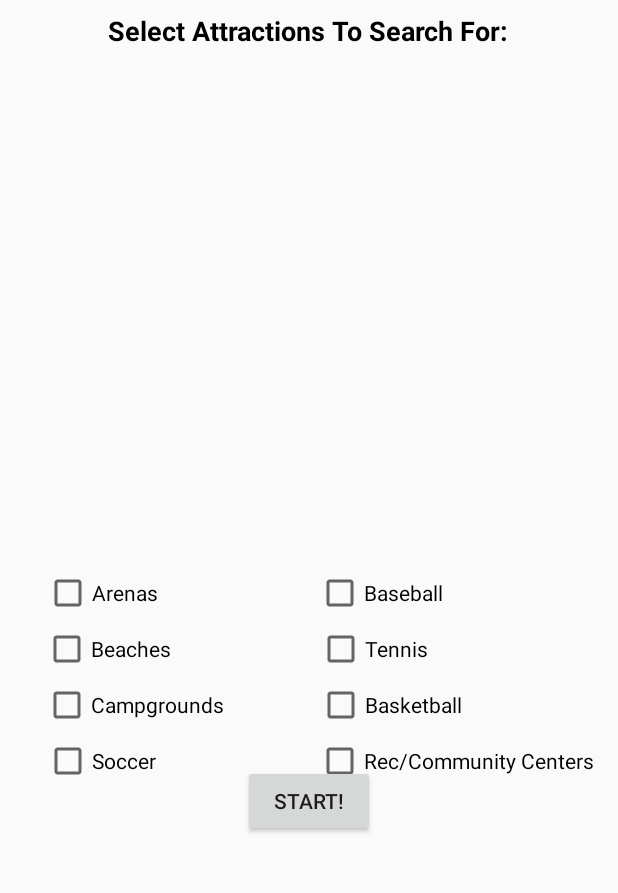
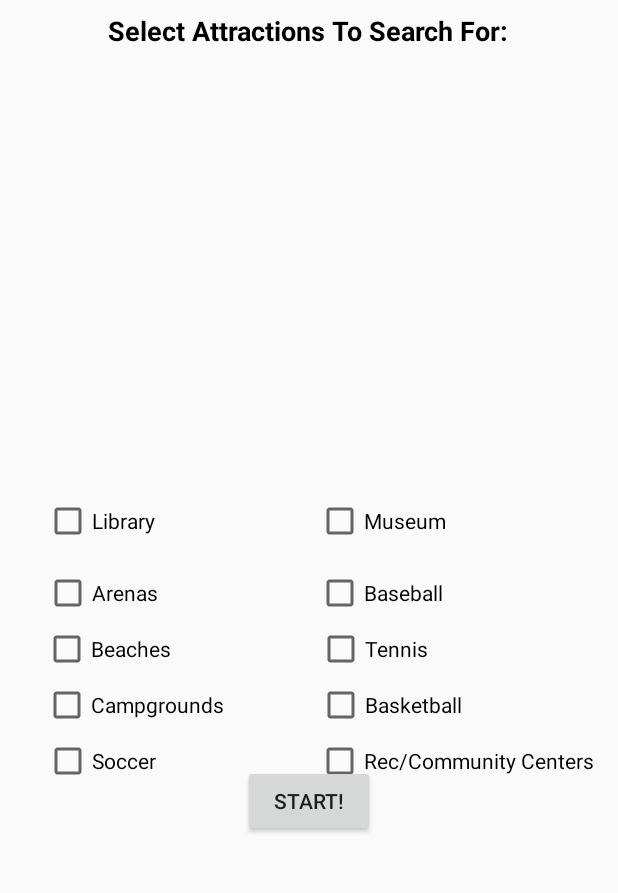
Before and after one commit to JackBiggin/urbanhacks, an Android app: the screen it shows after launch (Landing), on a phone screen of 412 x 824 dp, the part 237-1130 px from its top. Run offline under Robolectric (Android 15) with nearby library versions, the phone set to English and light mode, and no system bars; Roboto replaces fonts that are not available here.

Commit message:
2 new buttons

```diff
--- a/app/src/main/java/me/jackbiggin/urbanhacks/urbanhacks/Landing.java
+++ b/app/src/main/java/me/jackbiggin/urbanhacks/urbanhacks/Landing.java
@@ -11,7 +11,7 @@ import android.widget.CheckBox;
 public class Landing extends AppCompatActivity {
 
     private Button button;
-    private CheckBox Arena, Beaches, Campgrounds, Soccer, Baseball, Tennis, Basketball, Rec;
+    private CheckBox Arena, Beaches, Campgrounds, Soccer, Baseball, Tennis, Basketball, Rec, Library, Museum;
 
     @Override
     protected void onCreate(Bundle savedInstanceState) {
@@ -29,7 +29,8 @@ public class Landing extends AppCompatActivity {
     public void openactivity(){
         Intent intent = new Intent(this,MapsActivity.class);
 
-
+        Library = (CheckBox) findViewById(R.id.Library);
+        Museum = (CheckBox) findViewById(R.id.Museum);
         Arena = (CheckBox) findViewById(R.id.Arenas);
         Beaches = (CheckBox) findViewById(R.id.Beaches);
         Campgrounds = (CheckBox) findViewById(R.id.Campgrounds);
@@ -39,6 +40,8 @@ public class Landing extends AppCompatActivity {
         Basketball = (CheckBox) findViewById(R.id.Basketball);
         Rec = (CheckBox) findViewById(R.id.Rec);
 
+        intent.putExtra("Library", Library.isChecked());
+        intent.putExtra("Museum", Museum.isChecked());
         intent.putExtra("Arena", Arena.isChecked());
         intent.putExtra("Beaches", Beaches.isChecked());
         intent.putExtra("Campgrounds", Campgrounds.isChecked());
--- a/app/src/main/java/me/jackbiggin/urbanhacks/urbanhacks/MapsActivity.java
+++ b/app/src/main/java/me/jackbiggin/urbanhacks/urbanhacks/MapsActivity.java
@@ -62,6 +62,8 @@ public class MapsActivity extends FragmentActivity implements OnMapReadyCallback
 
         //get passed variables
 
+        Boolean Library = getIntent().getBooleanExtra("Library", false);
+        Boolean Museum = getIntent().getBooleanExtra("Museum", false);
         Boolean Arena = getIntent().getBooleanExtra("Arena", false);
         Boolean Beaches = getIntent().getBooleanExtra("Beaches", false);
         Boolean Campgrounds = getIntent().getBooleanExtra("Campgrounds", false);
--- a/app/src/main/res/layout/activity_landing.xml
+++ b/app/src/main/res/layout/activity_landing.xml
@@ -60,6 +60,19 @@
         app:layout_constraintVertical_bias="1.0" />
 
     <CheckBox
+        android:id="@+id/Library"
+        android:layout_width="172dp"
+        android:layout_height="37dp"
+        android:layout_marginStart="20dp"
+        android:layout_marginTop="8dp"
+        android:text="Library"
+        app:layout_constraintBottom_toTopOf="@+id/Beaches"
+        app:layout_constraintEnd_toStartOf="@+id/Baseball"
+        app:layout_constraintStart_toStartOf="parent"
+        app:layout_constraintTop_toBottomOf="@+id/textview"
+        app:layout_constraintVertical_bias="0.856" />
+
+    <CheckBox
         android:id="@+id/Beaches"
         android:layout_width="173dp"
         android:layout_height="37dp"
@@ -103,6 +116,18 @@
         app:layout_constraintVertical_bias="1.0" />
 
     <CheckBox
+        android:id="@+id/Museum"
+        android:layout_width="192dp"
+        android:layout_height="37dp"
+        android:layout_marginTop="8dp"
+        android:text="Museum"
+        app:layout_constraintBottom_toTopOf="@+id/Tennis"
+        app:layout_constraintEnd_toEndOf="parent"
+        app:layout_constraintStart_toEndOf="@+id/Arenas"
+        app:layout_constraintTop_toBottomOf="@+id/textview"
+        app:layout_constraintVertical_bias="0.856" />
+
+    <CheckBox
         android:id="@+id/Tennis"
         android:layout_width="192dp"
         android:layout_height="37dp"
```
